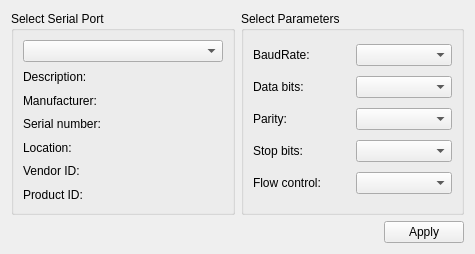
The window that libs/libcore/ui/SerialSettingsWidget.ui (mrdeveloperdude/OctoMY) describes before a commit, drawn with Qt 5.
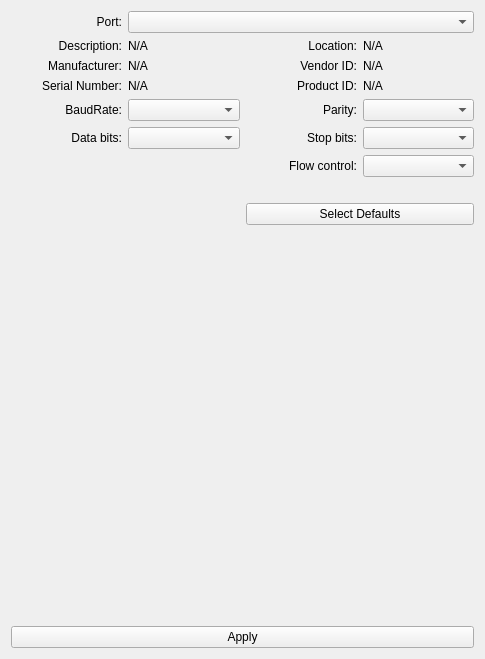
The same window after the commit.

The edit to the form file:
```diff
--- a/libs/libcore/ui/SerialSettingsWidget.ui
+++ b/libs/libcore/ui/SerialSettingsWidget.ui
@@ -6,151 +6,378 @@
    <rect>
     <x>0</x>
     <y>0</y>
-    <width>475</width>
-    <height>254</height>
+    <width>485</width>
+    <height>659</height>
    </rect>
   </property>
+  <property name="sizePolicy">
+   <sizepolicy hsizetype="Minimum" vsizetype="Minimum">
+    <horstretch>0</horstretch>
+    <verstretch>0</verstretch>
+   </sizepolicy>
+  </property>
   <property name="windowTitle">
    <string>Settings</string>
   </property>
-  <layout class="QGridLayout" name="gridLayout_3">
-   <item row="0" column="1">
-    <widget class="QGroupBox" name="parametersBox">
-     <property name="title">
-      <string>Select Parameters</string>
+  <layout class="QGridLayout" name="gridLayout">
+   <item row="2" column="0">
+    <widget class="QLabel" name="label_2">
+     <property name="sizePolicy">
+      <sizepolicy hsizetype="Minimum" vsizetype="Minimum">
+       <horstretch>0</horstretch>
+       <verstretch>0</verstretch>
+      </sizepolicy>
      </property>
-     <layout class="QGridLayout" name="gridLayout_2">
-      <item row="0" column="0">
-       <widget class="QLabel" name="baudRateLabel">
-        <property name="text">
-         <string>BaudRate:</string>
-        </property>
-       </widget>
-      </item>
-      <item row="0" column="1">
-       <widget class="QComboBox" name="baudRateBox"/>
-      </item>
-      <item row="1" column="0">
-       <widget class="QLabel" name="dataBitsLabel">
-        <property name="text">
-         <string>Data bits:</string>
-        </property>
-       </widget>
-      </item>
-      <item row="1" column="1">
-       <widget class="QComboBox" name="dataBitsBox"/>
-      </item>
-      <item row="2" column="0">
-       <widget class="QLabel" name="parityLabel">
-        <property name="text">
-         <string>Parity:</string>
-        </property>
-       </widget>
-      </item>
-      <item row="2" column="1">
-       <widget class="QComboBox" name="parityBox"/>
-      </item>
-      <item row="3" column="0">
-       <widget class="QLabel" name="stopBitsLabel">
-        <property name="text">
-         <string>Stop bits:</string>
-        </property>
-       </widget>
-      </item>
-      <item row="3" column="1">
-       <widget class="QComboBox" name="stopBitsBox"/>
-      </item>
-      <item row="4" column="0">
-       <widget class="QLabel" name="flowControlLabel">
-        <property name="text">
-         <string>Flow control:</string>
-        </property>
-       </widget>
-      </item>
-      <item row="4" column="1">
-       <widget class="QComboBox" name="flowControlBox"/>
-      </item>
-     </layout>
+     <property name="text">
+      <string>Manufacturer:</string>
+     </property>
+     <property name="alignment">
+      <set>Qt::AlignRight|Qt::AlignTrailing|Qt::AlignVCenter</set>
+     </property>
     </widget>
    </item>
-   <item row="1" column="0" colspan="2">
-    <layout class="QHBoxLayout" name="horizontalLayout">
-     <item>
-      <spacer name="horizontalSpacer">
-       <property name="orientation">
-        <enum>Qt::Horizontal</enum>
-       </property>
-       <property name="sizeHint" stdset="0">
-        <size>
-         <width>96</width>
-         <height>20</height>
-        </size>
-       </property>
-      </spacer>
-     </item>
-     <item>
-      <widget class="QPushButton" name="applyButton">
-       <property name="text">
-        <string>Apply</string>
-       </property>
-      </widget>
-     </item>
-    </layout>
+   <item row="3" column="1">
+    <widget class="QLabel" name="serialNumberLabel">
+     <property name="sizePolicy">
+      <sizepolicy hsizetype="Minimum" vsizetype="Minimum">
+       <horstretch>0</horstretch>
+       <verstretch>0</verstretch>
+      </sizepolicy>
+     </property>
+     <property name="text">
+      <string>N/A</string>
+     </property>
+    </widget>
+   </item>
+   <item row="3" column="3">
+    <widget class="QLabel" name="pidLabel">
+     <property name="sizePolicy">
+      <sizepolicy hsizetype="Minimum" vsizetype="Minimum">
+       <horstretch>0</horstretch>
+       <verstretch>0</verstretch>
+      </sizepolicy>
+     </property>
+     <property name="text">
+      <string>N/A</string>
+     </property>
+    </widget>
+   </item>
+   <item row="3" column="0">
+    <widget class="QLabel" name="label_3">
+     <property name="sizePolicy">
+      <sizepolicy hsizetype="Minimum" vsizetype="Minimum">
+       <horstretch>0</horstretch>
+       <verstretch>0</verstretch>
+      </sizepolicy>
+     </property>
+     <property name="text">
+      <string>Serial Number:</string>
+     </property>
+     <property name="alignment">
+      <set>Qt::AlignRight|Qt::AlignTrailing|Qt::AlignVCenter</set>
+     </property>
+    </widget>
+   </item>
+   <item row="2" column="3">
+    <widget class="QLabel" name="vidLabel">
+     <property name="sizePolicy">
+      <sizepolicy hsizetype="Minimum" vsizetype="Minimum">
+       <horstretch>0</horstretch>
+       <verstretch>0</verstretch>
+      </sizepolicy>
+     </property>
+     <property name="text">
+      <string>N/A</string>
+     </property>
+    </widget>
+   </item>
+   <item row="3" column="2">
+    <widget class="QLabel" name="label_6">
+     <property name="sizePolicy">
+      <sizepolicy hsizetype="Minimum" vsizetype="Minimum">
+       <horstretch>0</horstretch>
+       <verstretch>0</verstretch>
+      </sizepolicy>
+     </property>
+     <property name="text">
+      <string>Product ID:</string>
+     </property>
+     <property name="alignment">
+      <set>Qt::AlignRight|Qt::AlignTrailing|Qt::AlignVCenter</set>
+     </property>
+    </widget>
+   </item>
+   <item row="6" column="3">
+    <widget class="QComboBox" name="flowControlBox">
+     <property name="sizePolicy">
+      <sizepolicy hsizetype="Minimum" vsizetype="Minimum">
+       <horstretch>0</horstretch>
+       <verstretch>0</verstretch>
+      </sizepolicy>
+     </property>
+    </widget>
+   </item>
+   <item row="6" column="2">
+    <widget class="QLabel" name="flowControlLabel">
+     <property name="sizePolicy">
+      <sizepolicy hsizetype="Minimum" vsizetype="Minimum">
+       <horstretch>0</horstretch>
+       <verstretch>0</verstretch>
+      </sizepolicy>
+     </property>
+     <property name="text">
+      <string>Flow control:</string>
+     </property>
+     <property name="alignment">
+      <set>Qt::AlignRight|Qt::AlignTrailing|Qt::AlignVCenter</set>
+     </property>
+    </widget>
+   </item>
+   <item row="1" column="3">
+    <widget class="QLabel" name="locationLabel">
+     <property name="sizePolicy">
+      <sizepolicy hsizetype="Minimum" vsizetype="Minimum">
+       <horstretch>0</horstretch>
+       <verstretch>0</verstretch>
+      </sizepolicy>
+     </property>
+     <property name="text">
+      <string>N/A</string>
+     </property>
+    </widget>
    </item>
    <item row="0" column="0">
-    <widget class="QGroupBox" name="selectBox">
-     <property name="title">
-      <string>Select Serial Port</string>
+    <widget class="QLabel" name="label_7">
+     <property name="text">
+      <string>Port:</string>
      </property>
-     <layout class="QGridLayout" name="gridLayout">
-      <item row="0" column="0">
-       <widget class="QComboBox" name="serialPortInfoListBox"/>
-      </item>
-      <item row="1" column="0">
-       <widget class="QLabel" name="descriptionLabel">
-        <property name="text">
-         <string>Description:</string>
-        </property>
-       </widget>
-      </item>
-      <item row="2" column="0">
-       <widget class="QLabel" name="manufacturerLabel">
-        <property name="text">
-         <string>Manufacturer:</string>
-        </property>
-       </widget>
-      </item>
-      <item row="3" column="0">
-       <widget class="QLabel" name="serialNumberLabel">
-        <property name="text">
-         <string>Serial number:</string>
-        </property>
-       </widget>
-      </item>
-      <item row="4" column="0">
-       <widget class="QLabel" name="locationLabel">
-        <property name="text">
-         <string>Location:</string>
-        </property>
-       </widget>
-      </item>
-      <item row="5" column="0">
-       <widget class="QLabel" name="vidLabel">
-        <property name="text">
-         <string>Vendor ID:</string>
-        </property>
-       </widget>
-      </item>
-      <item row="6" column="0">
-       <widget class="QLabel" name="pidLabel">
-        <property name="text">
-         <string>Product ID:</string>
-        </property>
-       </widget>
-      </item>
-     </layout>
+     <property name="alignment">
+      <set>Qt::AlignRight|Qt::AlignTrailing|Qt::AlignVCenter</set>
+     </property>
     </widget>
    </item>
+   <item row="1" column="1">
+    <widget class="QLabel" name="descriptionLabel">
+     <property name="sizePolicy">
+      <sizepolicy hsizetype="Minimum" vsizetype="Minimum">
+       <horstretch>0</horstretch>
+       <verstretch>0</verstretch>
+      </sizepolicy>
+     </property>
+     <property name="text">
+      <string>N/A</string>
+     </property>
+    </widget>
+   </item>
+   <item row="5" column="0">
+    <widget class="QLabel" name="dataBitsLabel">
+     <property name="sizePolicy">
+      <sizepolicy hsizetype="Minimum" vsizetype="Minimum">
+       <horstretch>0</horstretch>
+       <verstretch>0</verstretch>
+      </sizepolicy>
+     </property>
+     <property name="text">
+      <string>Data bits:</string>
+     </property>
+     <property name="alignment">
+      <set>Qt::AlignRight|Qt::AlignTrailing|Qt::AlignVCenter</set>
+     </property>
+    </widget>
+   </item>
+   <item row="4" column="1">
+    <widget class="QComboBox" name="baudRateBox">
+     <property name="sizePolicy">
+      <sizepolicy hsizetype="Minimum" vsizetype="Minimum">
+       <horstretch>0</horstretch>
+       <verstretch>0</verstretch>
+      </sizepolicy>
+     </property>
+    </widget>
+   </item>
+   <item row="5" column="1">
+    <widget class="QComboBox" name="dataBitsBox">
+     <property name="sizePolicy">
+      <sizepolicy hsizetype="Minimum" vsizetype="Minimum">
+       <horstretch>0</horstretch>
+       <verstretch>0</verstretch>
+      </sizepolicy>
+     </property>
+    </widget>
+   </item>
+   <item row="1" column="0">
+    <widget class="QLabel" name="label">
+     <property name="sizePolicy">
+      <sizepolicy hsizetype="Minimum" vsizetype="Minimum">
+       <horstretch>0</horstretch>
+       <verstretch>0</verstretch>
+      </sizepolicy>
+     </property>
+     <property name="text">
+      <string>Description:</string>
+     </property>
+     <property name="alignment">
+      <set>Qt::AlignRight|Qt::AlignTrailing|Qt::AlignVCenter</set>
+     </property>
+    </widget>
+   </item>
+   <item row="1" column="2">
+    <widget class="QLabel" name="label_4">
+     <property name="sizePolicy">
+      <sizepolicy hsizetype="Minimum" vsizetype="Minimum">
+       <horstretch>0</horstretch>
+       <verstretch>0</verstretch>
+      </sizepolicy>
+     </property>
+     <property name="text">
+      <string>Location:</string>
+     </property>
+     <property name="alignment">
+      <set>Qt::AlignRight|Qt::AlignTrailing|Qt::AlignVCenter</set>
+     </property>
+    </widget>
+   </item>
+   <item row="0" column="1" colspan="3">
+    <widget class="QComboBox" name="serialPortInfoListBox">
+     <property name="sizePolicy">
+      <sizepolicy hsizetype="Minimum" vsizetype="Fixed">
+       <horstretch>0</horstretch>
+       <verstretch>0</verstretch>
+      </sizepolicy>
+     </property>
+    </widget>
+   </item>
+   <item row="4" column="2">
+    <widget class="QLabel" name="parityLabel">
+     <property name="sizePolicy">
+      <sizepolicy hsizetype="Minimum" vsizetype="Minimum">
+       <horstretch>0</horstretch>
+       <verstretch>0</verstretch>
+      </sizepolicy>
+     </property>
+     <property name="text">
+      <string>Parity:</string>
+     </property>
+     <property name="alignment">
+      <set>Qt::AlignRight|Qt::AlignTrailing|Qt::AlignVCenter</set>
+     </property>
+    </widget>
+   </item>
+   <item row="2" column="1">
+    <widget class="QLabel" name="manufacturerLabel">
+     <property name="sizePolicy">
+      <sizepolicy hsizetype="Minimum" vsizetype="Minimum">
+       <horstretch>0</horstretch>
+       <verstretch>0</verstretch>
+      </sizepolicy>
+     </property>
+     <property name="text">
+      <string>N/A</string>
+     </property>
+    </widget>
+   </item>
+   <item row="4" column="3">
+    <widget class="QComboBox" name="parityBox">
+     <property name="sizePolicy">
+      <sizepolicy hsizetype="Minimum" vsizetype="Minimum">
+       <horstretch>0</horstretch>
+       <verstretch>0</verstretch>
+      </sizepolicy>
+     </property>
+    </widget>
+   </item>
+   <item row="2" column="2">
+    <widget class="QLabel" name="label_5">
+     <property name="sizePolicy">
+      <sizepolicy hsizetype="Minimum" vsizetype="Minimum">
+       <horstretch>0</horstretch>
+       <verstretch>0</verstretch>
+      </sizepolicy>
+     </property>
+     <property name="text">
+      <string>Vendor ID:</string>
+     </property>
+     <property name="alignment">
+      <set>Qt::AlignRight|Qt::AlignTrailing|Qt::AlignVCenter</set>
+     </property>
+    </widget>
+   </item>
+   <item row="5" column="2">
+    <widget class="QLabel" name="stopBitsLabel">
+     <property name="sizePolicy">
+      <sizepolicy hsizetype="Minimum" vsizetype="Minimum">
+       <horstretch>0</horstretch>
+       <verstretch>0</verstretch>
+      </sizepolicy>
+     </property>
+     <property name="text">
+      <string>Stop bits:</string>
+     </property>
+     <property name="alignment">
+      <set>Qt::AlignRight|Qt::AlignTrailing|Qt::AlignVCenter</set>
+     </property>
+    </widget>
+   </item>
+   <item row="10" column="0" colspan="4">
+    <widget class="QPushButton" name="pushButtonApply">
+     <property name="text">
+      <string>Apply</string>
+     </property>
+    </widget>
+   </item>
+   <item row="4" column="0">
+    <widget class="QLabel" name="baudRateLabel">
+     <property name="sizePolicy">
+      <sizepolicy hsizetype="Minimum" vsizetype="Minimum">
+       <horstretch>0</horstretch>
+       <verstretch>0</verstretch>
+      </sizepolicy>
+     </property>
+     <property name="text">
+      <string>BaudRate:</string>
+     </property>
+     <property name="alignment">
+      <set>Qt::AlignRight|Qt::AlignTrailing|Qt::AlignVCenter</set>
+     </property>
+    </widget>
+   </item>
+   <item row="5" column="3">
+    <widget class="QComboBox" name="stopBitsBox">
+     <property name="sizePolicy">
+      <sizepolicy hsizetype="Minimum" vsizetype="Minimum">
+       <horstretch>0</horstretch>
+       <verstretch>0</verstretch>
+      </sizepolicy>
+     </property>
+    </widget>
+   </item>
+   <item row="7" column="3">
+    <widget class="QLabel" name="label_8">
+     <property name="text">
+      <string/>
+     </property>
+    </widget>
+   </item>
+   <item row="8" column="2" colspan="2">
+    <widget class="QPushButton" name="pushButtonSelectDefaults">
+     <property name="text">
+      <string>Select Defaults</string>
+     </property>
+    </widget>
+   </item>
+   <item row="9" column="0" colspan="4">
+    <spacer name="verticalSpacer">
+     <property name="orientation">
+      <enum>Qt::Vertical</enum>
+     </property>
+     <property name="sizeHint" stdset="0">
+      <size>
+       <width>20</width>
+       <height>40</height>
+      </size>
+     </property>
+    </spacer>
+   </item>
   </layout>
  </widget>
  <resources/>
```
